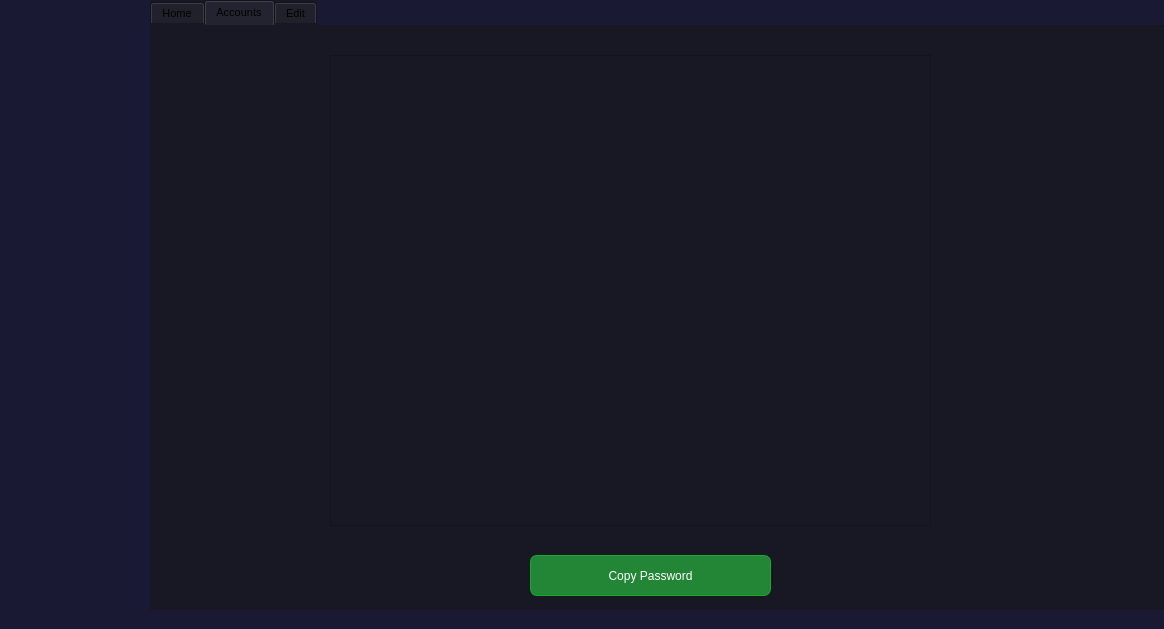
Old version of the form ui/mainUI.ui in the repository 0xGhazy/PyPass.
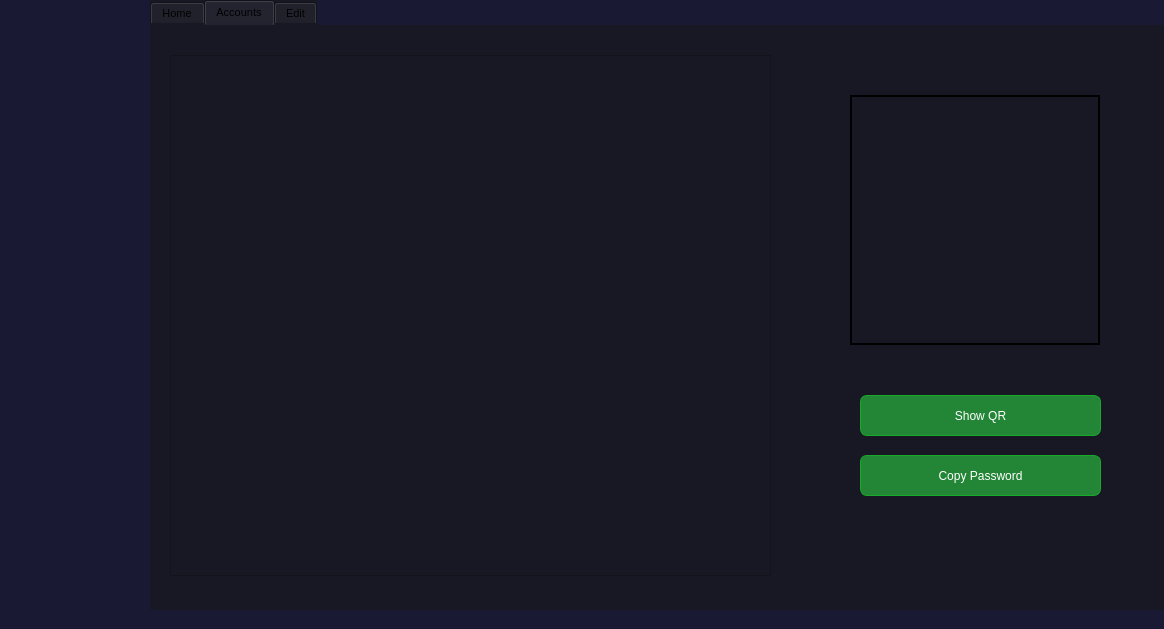
New version of the form. The open tabs and pages were chosen to show the change. Icons and pictures are not drawn.

Patch:
```diff
--- a/ui/mainUI.ui
+++ b/ui/mainUI.ui
@@ -205,8 +205,8 @@
      <widget class="QPushButton" name="decrypt_and_copy_password">
       <property name="geometry">
        <rect>
-        <x>380</x>
-        <y>530</y>
+        <x>710</x>
+        <y>430</y>
         <width>241</width>
         <height>41</height>
        </rect>
@@ -236,10 +236,10 @@
      <widget class="QListWidget" name="listWidget">
       <property name="geometry">
        <rect>
-        <x>180</x>
+        <x>20</x>
         <y>30</y>
         <width>601</width>
-        <height>471</height>
+        <height>521</height>
        </rect>
       </property>
       <property name="font">
@@ -306,6 +306,62 @@
        <number>0</number>
       </property>
      </widget>
+     <widget class="QPushButton" name="display_qr_btn">
+      <property name="geometry">
+       <rect>
+        <x>710</x>
+        <y>370</y>
+        <width>241</width>
+        <height>41</height>
+       </rect>
+      </property>
+      <property name="styleSheet">
+       <string notr="true">QPushButton {
+	color: white;
+font: 87 15pt &quot;Arial Black&quot;;
+	background-color: rgb(35, 134, 54);
+	border-radius:7px;
+	border:1px solid #18ab29;
+}
+
+QPushButton:hover {
+	background:linear-gradient(to bottom, #5cbf2a 5%, #44c767 100%);
+	background-color:#18ab29;
+}
+QPushButton:active {
+	position:relative;
+	top:2px;
+}</string>
+      </property>
+      <property name="text">
+       <string>Show QR</string>
+      </property>
+     </widget>
+     <widget class="QLabel" name="qr_image_obj">
+      <property name="geometry">
+       <rect>
+        <x>700</x>
+        <y>70</y>
+        <width>250</width>
+        <height>250</height>
+       </rect>
+      </property>
+      <property name="frameShape">
+       <enum>QFrame::Box</enum>
+      </property>
+      <property name="lineWidth">
+       <number>2</number>
+      </property>
+      <property name="text">
+       <string/>
+      </property>
+      <property name="scaledContents">
+       <bool>true</bool>
+      </property>
+      <property name="alignment">
+       <set>Qt::AlignCenter</set>
+      </property>
+     </widget>
     </widget>
     <widget class="QWidget" name="tab">
      <attribute name="title">
```
